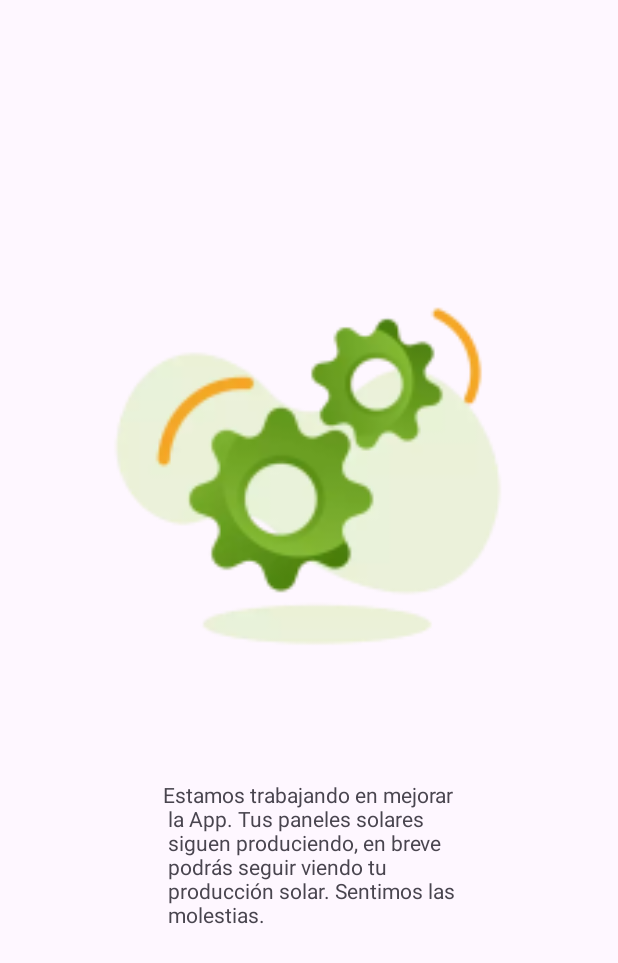
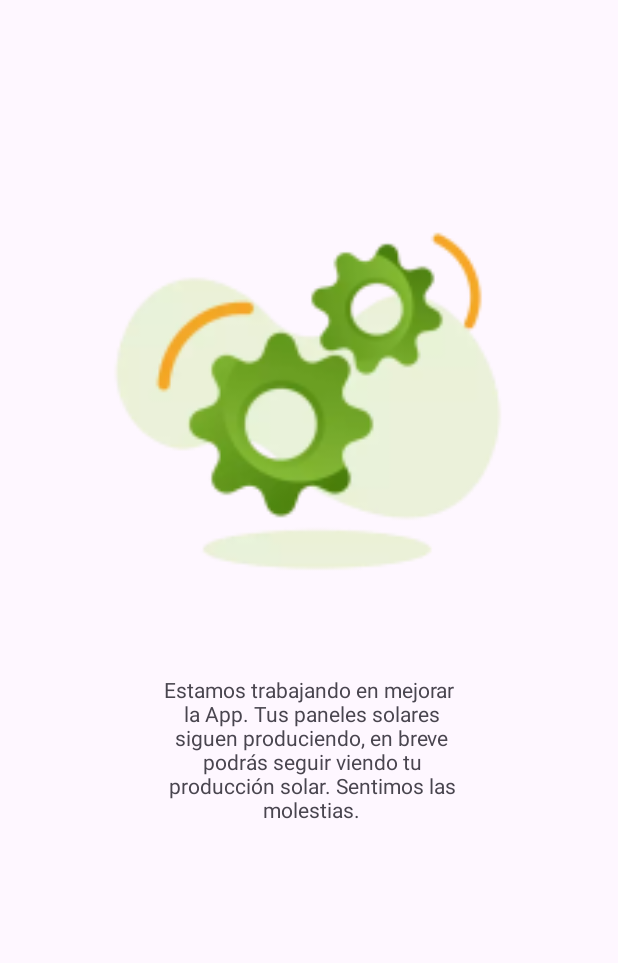
Before and after one commit to franciscojavierorellana/practicaAndroid, an Android app: the fragment EnergiaFragment shown on its own in the app's theme, on a phone screen of 412 x 824 dp. Shown: the top 963 px of the screen. Run offline under Robolectric (Android 15) with nearby library versions, the phone set to English and light mode, and no system bars; network calls fail.

Commit message:
Arreglos Factura Service

```diff
--- a/app/src/main/java/com/example/practicaandroid/data/network/FacturaService.kt
+++ b/app/src/main/java/com/example/practicaandroid/data/network/FacturaService.kt
@@ -11,8 +11,7 @@ class FacturaService {
     suspend fun getFacturas():List<DetallesFactura> {
         return withContext(Dispatchers.IO){
             val response = retrofit.create(ApiFacturaClient::class.java).getFacturas()
-            response.body() ?: emptyList()
-        }
+            response.body()?.facturas ?: emptyList()        }
 
     }
 }
--- a/app/src/main/res/layout/fragment_energia.xml
+++ b/app/src/main/res/layout/fragment_energia.xml
@@ -14,7 +14,7 @@
         android:src="@mipmap/ic_gestiones_foreground"
         android:layout_gravity="center"
         tools:ignore="MissingConstraints"
-        android:layout_marginTop="150sp"/>
+        android:layout_marginTop="100sp"/>
 
     <TextView
         android:layout_width="wrap_content"
@@ -23,7 +23,8 @@
         android:layout_marginLeft="20sp"
         android:layout_marginRight="20sp"
         android:layout_marginBottom="30sp"
-        android:layout_marginTop="70sp"
-        android:layout_gravity="center"/>
+        android:layout_marginTop="50sp"
+        android:layout_gravity="center"
+        android:gravity="center"/>
 
 </LinearLayout>
```
